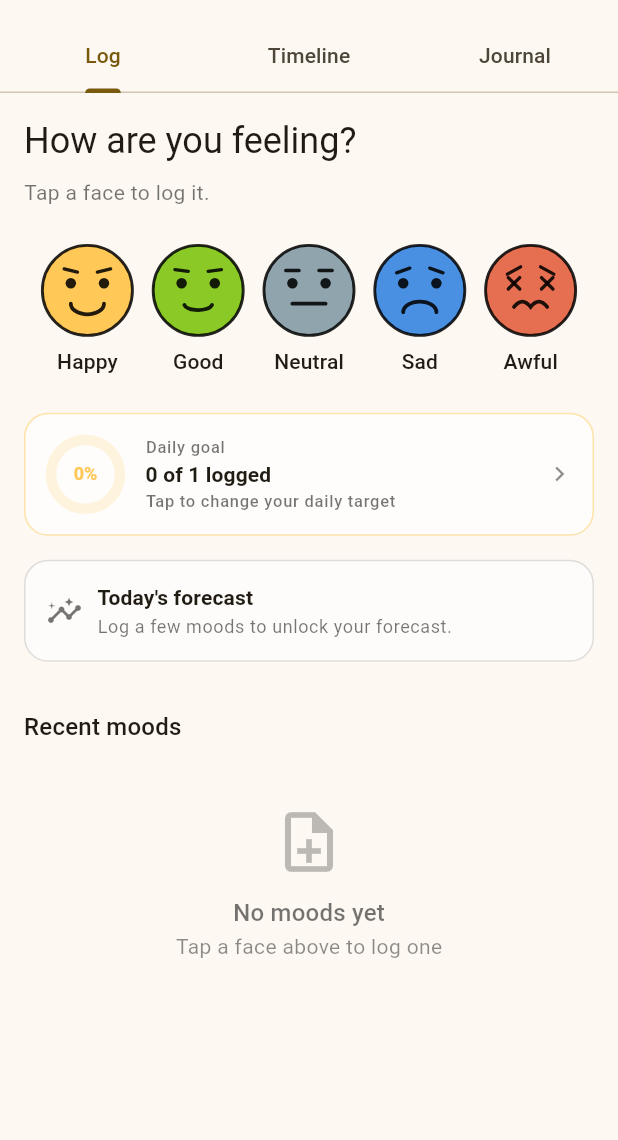
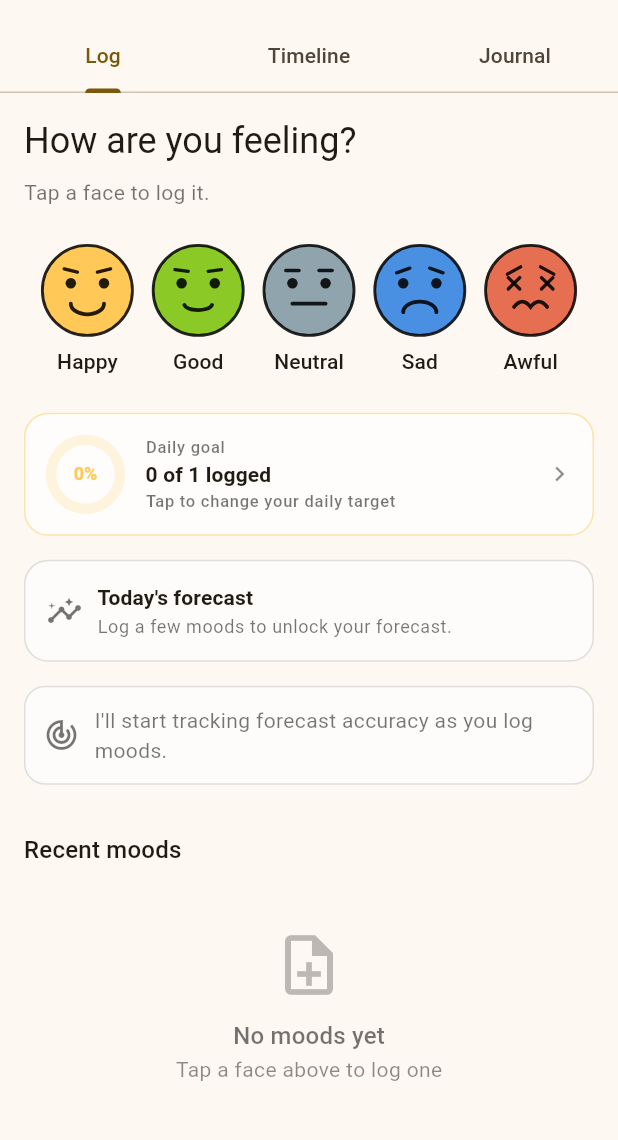
Before and after one commit to aliabbasnagari/moodiary, a Flutter app: the screen it shows after launch, after a tap on "Remind me later", on a phone screen of 412 x 824 dp, the part 63-1203 px from its top. Run offline on Flutter 3.47's test engine with Material 3 defaults, Android fonts, the phone set to English and light mode, and no system bars; our stand-ins replace flutter_riverpod, share_plus, shared_preferences.

Commit message:
heighlights + streaks imp

```diff
--- a/lib/screens/mood_home_screen.dart
+++ b/lib/screens/mood_home_screen.dart
@@ -1,6 +1,7 @@
 import 'package:flutter/material.dart';
 
 import '../models/mood.dart';
+import '../widgets/forecast_accuracy_card.dart';
 import '../widgets/goal_progress_card.dart';
 import '../widgets/mood_forecast_card.dart';
 import '../widgets/mood_nudge_banner.dart';
@@ -90,6 +91,7 @@ class _MoodHomeScreenState extends State<MoodHomeScreen>
         const SizedBox(height: 24),
         const GoalProgressCard(),
         const MoodForecastCard(),
+        const ForecastAccuracyCard(),
         const SizedBox(height: 16),
         Text(
           'Recent moods',
--- /dev/null
+++ b/lib/state/forecast_accuracy_provider.dart
@@ -0,0 +1,163 @@
+import 'dart:async';
+import 'dart:convert';
+
+import 'package:flutter_riverpod/flutter_riverpod.dart';
+import 'package:shared_preferences/shared_preferences.dart';
+
+import '../models/forecast_snapshot.dart';
+import '../models/mood.dart';
+import 'mood_entries_provider.dart';
+
+const _kSnapshotsKey = 'forecast_snapshots_v1';
+const _kPendingKey = 'forecast_pending_v1';
+
+class _PendingForecast {
+  final String day;
+  final Mood predicted;
+  final String savedOnDay;
+
+  const _PendingForecast({
+    required this.day,
+    required this.predicted,
+    required this.savedOnDay,
+  });
+
+  Map<String, dynamic> toJson() => {
+        'day': day,
+        'predicted': predicted.name,
+        'savedOnDay': savedOnDay,
+      };
+
+  factory _PendingForecast.fromJson(Map<String, dynamic> json) {
+    return _PendingForecast(
+      day: (json['day'] as String?) ?? '',
+      predicted: Mood.values.firstWhere(
+        (m) => m.name == json['predicted'],
+        orElse: () => Mood.neutral,
+      ),
+      savedOnDay: (json['savedOnDay'] as String?) ?? '',
+    );
+  }
+}
+
+/// Records one snapshot per day, then computes accuracy metrics.
+class ForecastAccuracyNotifier extends StateNotifier<List<ForecastSnapshot>> {
+  ForecastAccuracyNotifier() : super(const []) {
+    _load();
+  }
+
+  SharedPreferences? _prefs;
+  Timer? _saveTimer;
+
+  Future<void> _load() async {
+    try {
+      _prefs = await SharedPreferences.getInstance();
+      if (!mounted) return;
+      final raw = _prefs?.getString(_kSnapshotsKey);
+      if (raw == null || raw.isEmpty) return;
+      final dynamic decoded;
+      try {
+        decoded = jsonDecode(raw);
+      } on FormatException {
+        return;
+      }
+      if (decoded is! List) return;
+      state = [
+        for (final item in decoded)
+          if (item is Map<String, dynamic>)
+            ForecastSnapshot.fromJson(item),
+      ];
+    } catch (_) {}
+  }
+
+  void _scheduleSave() {
+    _saveTimer?.cancel();
+    _saveTimer = Timer(const Duration(milliseconds: 400), _persist);
+  }
+
+  Future<void> _persist() async {
+    final prefs = _prefs ?? await SharedPreferences.getInstance();
+    _prefs = prefs;
+    try {
+      final encoded = jsonEncode([
+        for (final s in state) s.toJson(),
+      ]);
+      await prefs.setString(_kSnapshotsKey, encoded);
+    } catch (_) {}
+  }
+
+  @override
+  void dispose() {
+    _saveTimer?.cancel();
+    super.dispose();
+  }
+
+  /// Records today's forecast (called whenever the forecast changes).
+  /// If a pending forecast from yesterday exists and the user has logged a
+  /// mood today, it is finalized into a snapshot.
+  Future<void> recordToday({
+    required String today,
+    required Mood predicted,
+    Mood? actualToday,
+  }) async {
+    try {
+      final prefs = _prefs ?? await SharedPreferences.getInstance();
+      _prefs = prefs;
+
+      // 1. Try to finalize a pending forecast from yesterday.
+      final pendingRaw = prefs.getString(_kPendingKey);
+      if (pendingRaw != null && pendingRaw.isNotEmpty) {
+        final pending = _PendingForecast.fromJson(
+            jsonDecode(pendingRaw) as Map<String, dynamic>);
+        if (actualToday != null && pending.day != today) {
+          final hit = pending.predicted == actualToday;
+          state = [
+            ForecastSnapshot(
+              day: pending.day,
+              predicted: pending.predicted,
+              actual: actualToday,
+              hit: hit,
+            ),
+            ...state,
+          ];
+          await prefs.remove(_kPendingKey);
+        }
+      }
+
+      // 2. Save today's forecast as pending for tomorrow.
+      final pending = _PendingForecast(
+        day: today,
+        predicted: predicted,
+        savedOnDay: today,
+      );
+      await prefs.setString(_kPendingKey, jsonEncode(pending.toJson()));
+
+      _scheduleSave();
+    } catch (_) {}
+  }
+}
+
+final forecastAccuracyProvider =
+    StateNotifierProvider<ForecastAccuracyNotifier, List<ForecastSnapshot>>(
+  (ref) => ForecastAccuracyNotifier(),
+);
+
+/// The user's overall forecast accuracy (0..1), 0 when no data.
+final forecastHitRateProvider = Provider<double>((ref) {
+  final snapshots = ref.watch(forecastAccuracyProvider);
+  if (snapshots.isEmpty) return 0;
+  final hits = snapshots.where((s) => s.hit).length;
+  return hits / snapshots.length;
+});
+
+/// How many of the last N snapshots were hits.
+final recentForecastStreakProvider = Provider<int>((ref) {
+  final snapshots = ref.watch(forecastAccuracyProvider);
+  if (snapshots.isEmpty) return 0;
+  int streak = 0;
+  for (final s in snapshots) {
+    if (!s.hit) break;
+    streak++;
+  }
+  return streak;
+});
--- a/lib/state/mood_forecast_provider.dart
+++ b/lib/state/mood_forecast_provider.dart
@@ -2,6 +2,7 @@ import 'package:flutter_riverpod/flutter_riverpod.dart';
 
 import '../models/mood.dart';
 import '../models/trigger.dart';
+import 'forecast_accuracy_provider.dart';
 import 'mood_entries_provider.dart';
 
 const _moodScores = {
@@ -158,7 +159,26 @@ MoodForecast _build(List<MoodEntry> entries) {
 }
 
 /// A one-day-ahead style forecast derived from all logged entries.
+///
+/// Side effect: whenever the forecast changes, a pending snapshot is recorded
+/// so tomorrow's accuracy can be computed.
 final moodForecastProvider = Provider<MoodForecast>((ref) {
   final entries = ref.watch(moodEntriesProvider);
-  return _build(entries);
+  final forecast = _build(entries);
+  final today = _dayKey(DateTime.now());
+  final predicted = _predictedMood(forecast.score);
+  ref
+      .read(forecastAccuracyProvider.notifier)
+      .recordToday(today: today, predicted: predicted);
+  return forecast;
 });
+
+String _dayKey(DateTime d) => '${d.year}-${d.month}-${d.day}';
+
+Mood _predictedMood(double score) {
+  if (score >= 0.7) return Mood.happy;
+  if (score >= 0.5) return Mood.good;
+  if (score >= 0.35) return Mood.neutral;
+  if (score >= 0.2) return Mood.sad;
+  return Mood.awful;
+}
--- /dev/null
+++ b/lib/widgets/forecast_accuracy_card.dart
@@ -0,0 +1,159 @@
+import 'package:flutter/material.dart';
+import 'package:flutter_riverpod/flutter_riverpod.dart';
+
+import '../models/mood.dart';
+import '../state/forecast_accuracy_provider.dart';
+
+/// A card showing how accurate the app's forecasts have been.
+class ForecastAccuracyCard extends ConsumerWidget {
+  const ForecastAccuracyCard({super.key});
+
+  @override
+  Widget build(BuildContext context, WidgetRef ref) {
+    final hitRate = ref.watch(forecastHitRateProvider);
+    final streak = ref.watch(recentForecastStreakProvider);
+    final snapshots = ref.watch(forecastAccuracyProvider);
+
+    if (snapshots.isEmpty) {
+      return Container(
+        margin: const EdgeInsets.only(bottom: 16),
+        padding: const EdgeInsets.all(12),
+        decoration: BoxDecoration(
+          color: Colors.white.withValues(alpha: 0.6),
+          borderRadius: BorderRadius.circular(14),
+          border: Border.all(color: Colors.black12),
+        ),
+        child: Row(
+          children: [
+            const Icon(Icons.track_changes, color: Colors.black54),
+            const SizedBox(width: 10),
+            const Expanded(
+              child: Text(
+                'I\'ll start tracking forecast accuracy as you log moods.',
+                style: TextStyle(color: Colors.black54),
+              ),
+            ),
+          ],
+        ),
+      );
+    }
+
+    final pct = (hitRate * 100).toStringAsFixed(0);
+    final color = hitRate >= 0.7
+        ? const Color(0xFF8AC926)
+        : hitRate >= 0.5
+            ? const Color(0xFFFFC857)
+            : const Color(0xFFE76F51);
+
+    return Container(
+      margin: const EdgeInsets.only(bottom: 16),
+      padding: const EdgeInsets.all(14),
+      decoration: BoxDecoration(
+        color: color.withValues(alpha: 0.08),
+        borderRadius: BorderRadius.circular(14),
+        border: Border.all(color: color.withValues(alpha: 0.4)),
+      ),
+      child: Column(
+        crossAxisAlignment: CrossAxisAlignment.start,
+        children: [
+          Row(
+            children: [
+              const Icon(Icons.track_changes, color: Color(0xFFE6A817)),
+              const SizedBox(width: 8),
+              Expanded(
+                child: Text(
+                  'Forecast accuracy',
+                  style:
+                      Theme.of(context).textTheme.titleSmall?.copyWith(
+                            fontWeight: FontWeight.w700,
+                          ),
+                ),
+              ),
+              Text(
+                '$pct% right',
+                style: Theme.of(context).textTheme.titleMedium?.copyWith(
+                      fontWeight: FontWeight.w800,
+                      color: color,
+                    ),
+              ),
+            ],
+          ),
+          const SizedBox(height: 10),
+          // Calibration strip: last N snapshots as hit/miss dots.
+          _CalibrationStrip(snapshots: snapshots, color: color),
+          const SizedBox(height: 8),
+          Text(
+            'Based on ${snapshots.length} forecast${snapshots.length == 1 ? '' : 's'} · last $streak in a row correct',
+            style:
+                Theme.of(context).textTheme.labelSmall?.copyWith(
+                      color: Colors.black54,
+                    ),
+          ),
+        ],
+      ),
+    );
+  }
+}
+
+class _CalibrationStrip extends StatelessWidget {
+  final List<ForecastSnapshot> snapshots;
+  final Color color;
+
+  const _CalibrationStrip({
+    required this.snapshots,
+    required this.color,
+  });
+
+  @override
+  Widget build(BuildContext context) {
+    // Show the last 14 snapshots, oldest first.
+    final recent = snapshots.length > 14
+        ? snapshots.sublist(snapshots.length - 14)
+        : snapshots;
+
+    return Row(
+      children: [
+        for (final s in recent)
+          Padding(
+            padding: const EdgeInsets.only(right: 4),
+            child: Tooltip(
+              message: '${_day(s.day)}: ${s.predicted.label} → ${s.actual.label} '
+                  '${s.hit ? '✓' : '✗'}',
+              child: Icon(
+                s.hit ? Icons.check_circle : Icons.cancel,
+                size: 16,
+                color: s.hit ? color : Colors.black26,
+              ),
+            ),
+          ),
+        if (snapshots.length > 14) ...[
+          const SizedBox(width: 2),
+          Text(
+            '+${snapshots.length - 14}',
+            style: Theme.of(context).textTheme.labelSmall?.copyWith(
+                  color: Colors.black54,
+                ),
+          ),
+        ],
+      ],
+    );
+  }
+
+  String _day(String key) {
+    final parts = key.split('-');
+    if (parts.length != 3) return key;
+    final d = DateTime(int.parse(parts[0]), int.parse(parts[1]),
+        int.parse(parts[2]));
+    final now = DateTime.now();
+    if (d.year == now.year && d.month == now.month && d.day == now.day) {
+      return 'Today';
+    }
+    final yesterday = DateTime(now.year, now.month, now.day - 1);
+    if (d.year == yesterday.year &&
+        d.month == yesterday.month &&
+        d.day == yesterday.day) {
+      return 'Yesterday';
+    }
+    return '${d.month}/${d.day}';
+  }
+}
```
Also changed, not shown: lib/models/forecast_snapshot.dart (added, +62 -0 lines), 2 other files.
